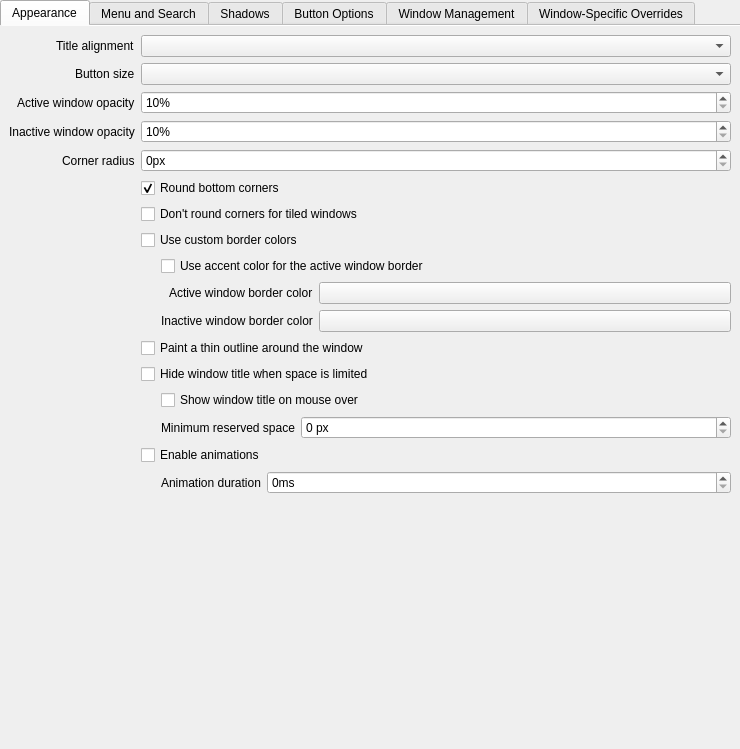
Old version of the form src/kcm/config.ui in the repository guiodic/material-decoration.
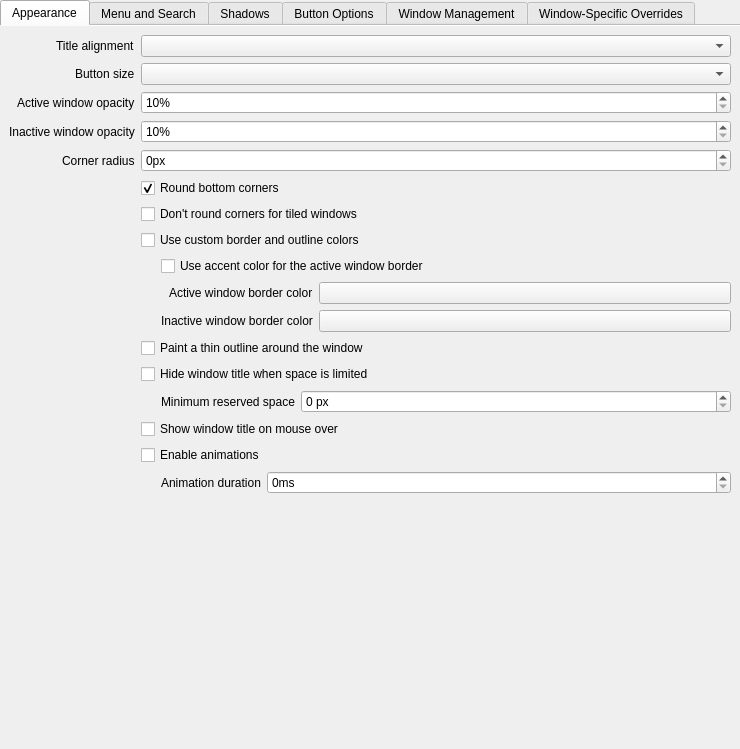
New version of the form. Custom widgets are drawn as their Qt base class.

Patch:
```diff
--- a/src/kcm/config.ui
+++ b/src/kcm/config.ui
@@ -154,7 +154,11 @@
        <item row="7" column="1">
         <widget class="QCheckBox" name="kcfg_UseCustomBorderColors">
          <property name="text">
-          <string>Use custom border colors</string>
+          <string>Use custom border and outline colors</string>
+         </property>
+         <property name="toolTip">
+          <string>Uses the selected colors for borders and the outline, if enabled.
+When disabled, uses the frame color from the window color scheme.</string>
          </property>
         </widget>
        </item>
@@ -224,24 +228,6 @@
         </widget>
        </item>
        <item row="13" column="1">
-        <layout class="QHBoxLayout" name="kcfg_ShowCaptionOnHoverIndentLayout">
-         <item>
-          <spacer name="kcfg_ShowCaptionOnHoverIndentSpacer">
-           <property name="orientation"><enum>Qt::Horizontal</enum></property>
-           <property name="sizeType"><enum>QSizePolicy::Fixed</enum></property>
-           <property name="sizeHint" stdset="0"><size><width>20</width><height>0</height></size></property>
-          </spacer>
-         </item>
-         <item>
-          <widget class="QCheckBox" name="kcfg_ShowCaptionOnHover">
-           <property name="text">
-            <string>Show window title on mouse over</string>
-           </property>
-          </widget>
-         </item>
-        </layout>
-       </item>
-       <item row="14" column="1">
         <layout class="QHBoxLayout" name="kcfg_MinWidthForCaptionIndentLayout">
          <item>
           <spacer name="kcfg_MinWidthForCaptionIndentSpacer">
@@ -277,6 +263,18 @@
          </item>
         </layout>
        </item>
+       <item row="14" column="1">
+        <widget class="QCheckBox" name="kcfg_ShowCaptionOnHover">
+         <property name="text">
+          <string>Show window title on mouse over</string>
+         </property>
+         <property name="toolTip">
+          <string>Show the window title on mouse over when it is
+hidden due to limited space or shortened to fit.
+Requires the application menu to be always visible.</string>
+         </property>
+        </widget>
+       </item>
        <item row="15" column="1">
         <widget class="QCheckBox" name="kcfg_AnimationsEnabled">
          <property name="text">
```
Left out of the diff: 177 changed lines with no effect on the pictures.
